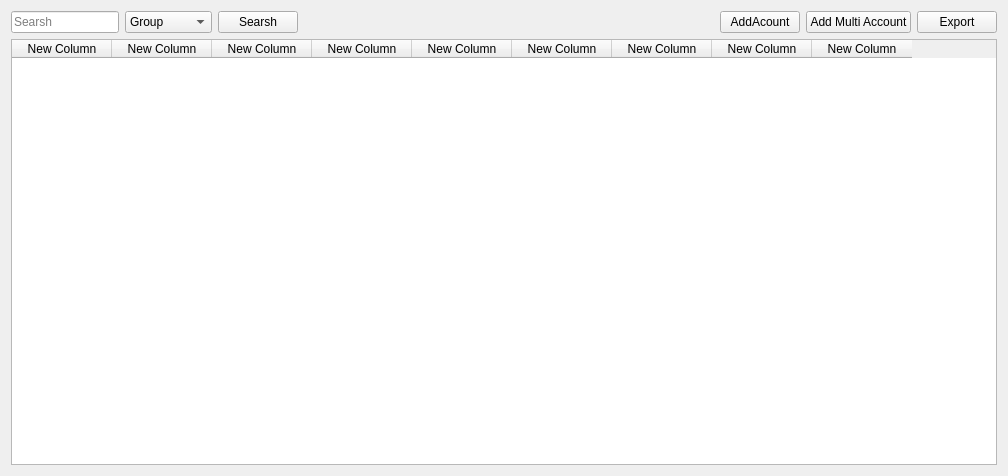
Before: the Qt Designer form ui/facebook/Manger_face.ui in kreemkhaled112/GUI, drawn with Qt 5.
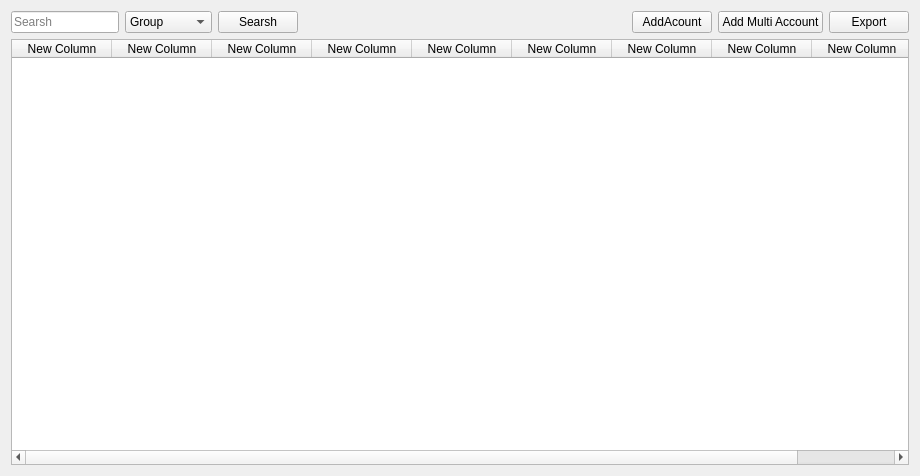
After: the same form once the commit is applied.

What changed in the file:
```diff
--- a/ui/facebook/Manger_face.ui
+++ b/ui/facebook/Manger_face.ui
@@ -6,7 +6,7 @@
    <rect>
     <x>0</x>
     <y>0</y>
-    <width>1008</width>
+    <width>920</width>
     <height>476</height>
    </rect>
   </property>
```
Left out of the diff: 2 changed lines with no effect on the pictures.
